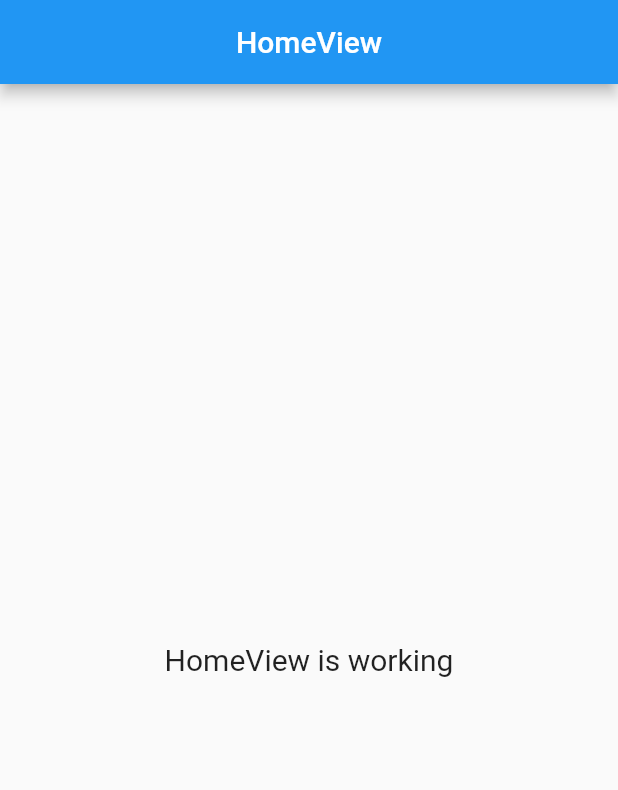
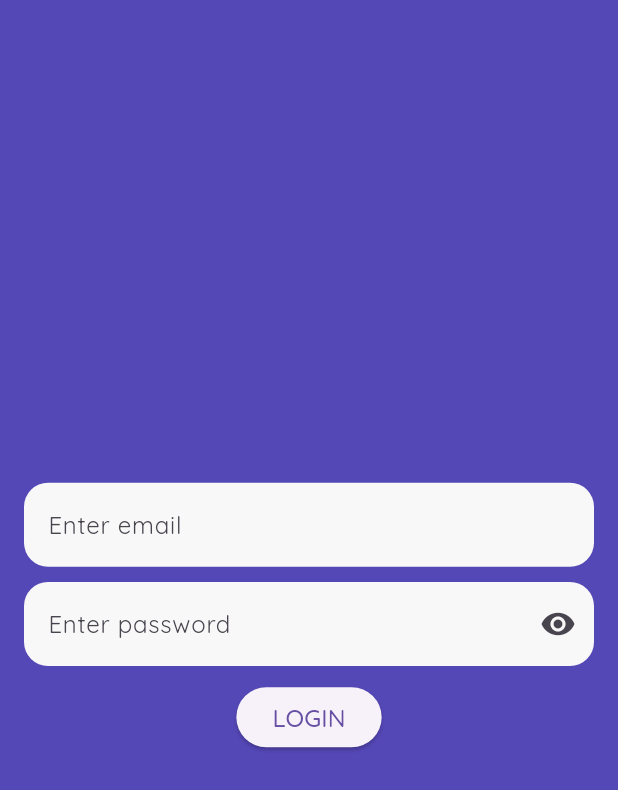
Before and after one commit to AbhiShake1/ansar_rental, a Flutter app: the screen it shows after launch, on a phone screen of 412 x 824 dp. Shown: the top 790 px of the screen. Run offline on Flutter 3.47's test engine with Material 2 defaults, Android fonts, the light colour scheme and no system bars; our stand-ins replace firebase_auth, firebase_core, flutter_screenutil, freezed_annotation, get, get_storage and 2 more; accounts and stored records are empty.

Commit message:
add login

```diff
--- a/analysis_options.yaml
+++ b/analysis_options.yaml
@@ -1,3 +1,4 @@
-include: package:flutter_lints/flutter.yaml
+include: package:very_good_analysis/analysis_options.yaml
 linter:
   rules:
+    public_member_api_docs: false
--- /dev/null
+++ b/lib/app/config/constants.dart
@@ -0,0 +1,3 @@
+class AppConst {
+  static String get cacheUser => 'CACHE_USER';
+}
--- /dev/null
+++ b/lib/app/modules/login/repo/auth_repo.dart
@@ -0,0 +1,16 @@
+import 'package:ansar_rental/app/packages/firestore_client/auth_client.dart';
+
+class AuthRepo {
+  final _authClient = AuthClient();
+
+  Future<void> signInWithEmailAndPassword(
+    String email,
+    String password,
+  ) =>
+      _authClient.signInWithEmailAndPassword(email, password);
+
+  Future<void> sendPasswordResetEmail(
+    String email,
+  ) =>
+      _authClient.sendPasswordResetEmail(email);
+}
--- /dev/null
+++ b/lib/app/modules/login/views/login_view.dart
@@ -0,0 +1,60 @@
+import 'package:ansar_rental/app/modules/login/controllers/login_controller.dart';
+import 'package:flutter/material.dart';
+import 'package:flutter_screenutil/flutter_screenutil.dart';
+import 'package:get/get.dart';
+import 'package:velocity_x/velocity_x.dart';
+
+class LoginView extends GetView<LoginController> {
+  const LoginView({super.key});
+
+  @override
+  Widget build(BuildContext context) {
+    return Scaffold(
+      // appBar: AppBar(
+      //   title: const Text('LoginView'),
+      //   centerTitle: true,
+      // ),
+      body: Form(
+        key: controller.formKey,
+        child: Column(
+          mainAxisAlignment: MainAxisAlignment.center,
+          children: [
+            TextFormField(
+              controller: controller.emailController,
+              validator: controller.emailValidator,
+              keyboardType: TextInputType.emailAddress,
+              autovalidateMode: AutovalidateMode.onUserInteraction,
+              decoration: const InputDecoration(
+                hintText: 'Enter email',
+              ),
+            ),
+            Obx(
+              () => TextFormField(
+                controller: controller.passwordController,
+                validator: controller.passwordValidator,
+                keyboardType: TextInputType.visiblePassword,
+                autovalidateMode: AutovalidateMode.onUserInteraction,
+                decoration: InputDecoration(
+                  hintText: 'Enter password',
+                  suffixIcon: Icon(
+                    controller.isPasswordObscured.value
+                        ? Icons.visibility
+                        : Icons.visibility_off,
+                  ).onTap(
+                    () => controller.isPasswordObscured.value =
+                        !controller.isPasswordObscured.value,
+                  ),
+                ),
+                obscureText: controller.isPasswordObscured.value,
+              ),
+            ).py(10.h),
+            ElevatedButton(
+              onPressed: controller.signIn,
+              child: 'LOGIN'.text.size(16.sp).make(),
+            ),
+          ],
+        ).px(16),
+      ),
+    );
+  }
+}
--- /dev/null
+++ b/lib/app/packages/firestore_client/auth_client.dart
@@ -0,0 +1,23 @@
+import 'package:firebase_auth/firebase_auth.dart';
+
+class AuthClient {
+  final _auth = FirebaseAuth.instance;
+
+  Future<UserCredential> signInWithEmailAndPassword(
+    String email,
+    String password,
+  ) =>
+      _auth.signInWithEmailAndPassword(email: email, password: password);
+
+  Future<void> signUpWithEmailAndPassword(
+    String email,
+    String password,
+  ) =>
+      _auth.createUserWithEmailAndPassword(
+        email: email,
+        password: password,
+      );
+
+  Future<void> sendPasswordResetEmail(String email) =>
+      _auth.sendPasswordResetEmail(email: email);
+}
--- a/lib/app/routes/app_pages.dart
+++ b/lib/app/routes/app_pages.dart
@@ -1,14 +1,16 @@
+import 'package:ansar_rental/app/modules/home/bindings/home_binding.dart';
+import 'package:ansar_rental/app/modules/home/views/home_view.dart';
+import 'package:ansar_rental/app/modules/login/bindings/login_binding.dart';
+import 'package:ansar_rental/app/modules/login/middlewares/redirect_middleware.dart';
+import 'package:ansar_rental/app/modules/login/views/login_view.dart';
 import 'package:get/get.dart';
-
-import '../modules/home/bindings/home_binding.dart';
-import '../modules/home/views/home_view.dart';
 
 part 'app_routes.dart';
 
 class AppPages {
   AppPages._();
 
-  static const INITIAL = Routes.HOME;
+  static const INITIAL = Routes.LOGIN;
 
   static final routes = [
     GetPage(
@@ -16,5 +18,13 @@ class AppPages {
       page: () => const HomeView(),
       binding: HomeBinding(),
     ),
+    GetPage(
+      name: _Paths.LOGIN,
+      page: () => const LoginView(),
+      binding: LoginBinding(),
+      middlewares: [
+        RedirectMiddleware(),
+      ],
+    ),
   ];
 }
--- a/lib/app/routes/app_routes.dart
+++ b/lib/app/routes/app_routes.dart
@@ -4,9 +4,11 @@ part of 'app_pages.dart';
 abstract class Routes {
   Routes._();
   static const HOME = _Paths.HOME;
+  static const LOGIN = _Paths.LOGIN;
 }
 
 abstract class _Paths {
   _Paths._();
   static const HOME = '/home';
+  static const LOGIN = '/login';
 }
--- /dev/null
+++ b/lib/app/widgets/widgets.dart
@@ -0,0 +1 @@
+export 'loading_widget.dart';
```
Also changed, not shown: lib/app/config/colors.dart (added, +10 -0 lines), lib/app/config/theme.dart (added, +22 -0 lines), lib/app/data/models/user/user_model.dart (added, +28 -0 lines), lib/app/data/repo/session_repo.dart (added, +27 -0 lines), lib/app/modules/login/bindings/login_binding.dart (added, +12 -0 lines), lib/app/modules/login/controllers/login_controller.dart (added, +80 -0 lines), lib/app/modules/login/middlewares/redirect_middleware.dart (added, +13 -0 lines), lib/app/widgets/loading_widget.dart (added, +29 -0 lines), lib/main.dart (+26 -7 lines), pubspec.yaml (+13 -0 lines), lib/app/data/models/user/user_model.freezed.dart (added), lib/app/data/models/user/user_model.g.dart (added), lib/firebase_options.dart (added), pubspec.lock, 6 other files.
